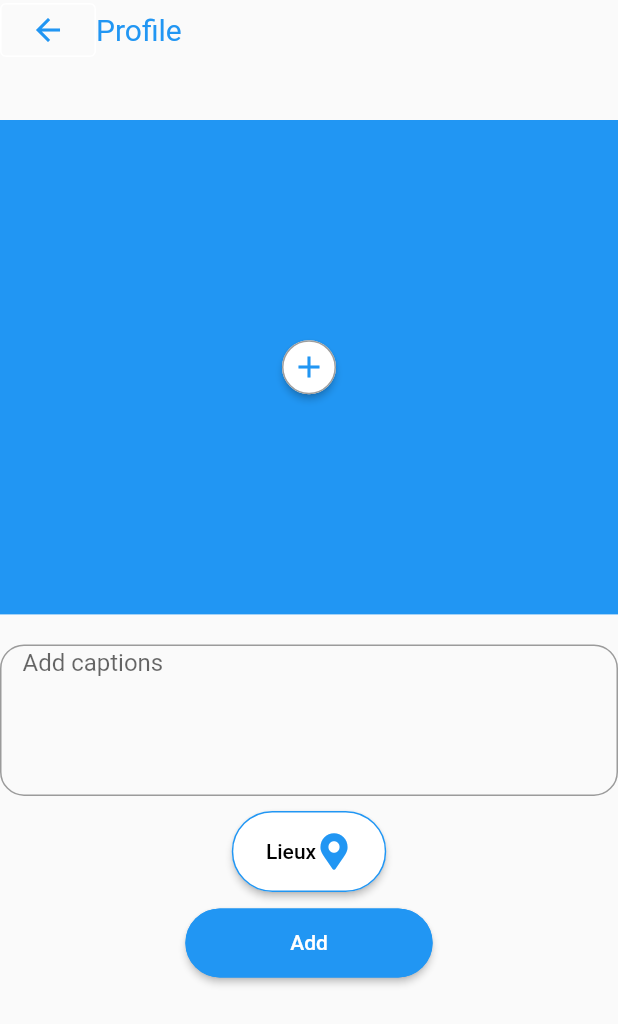
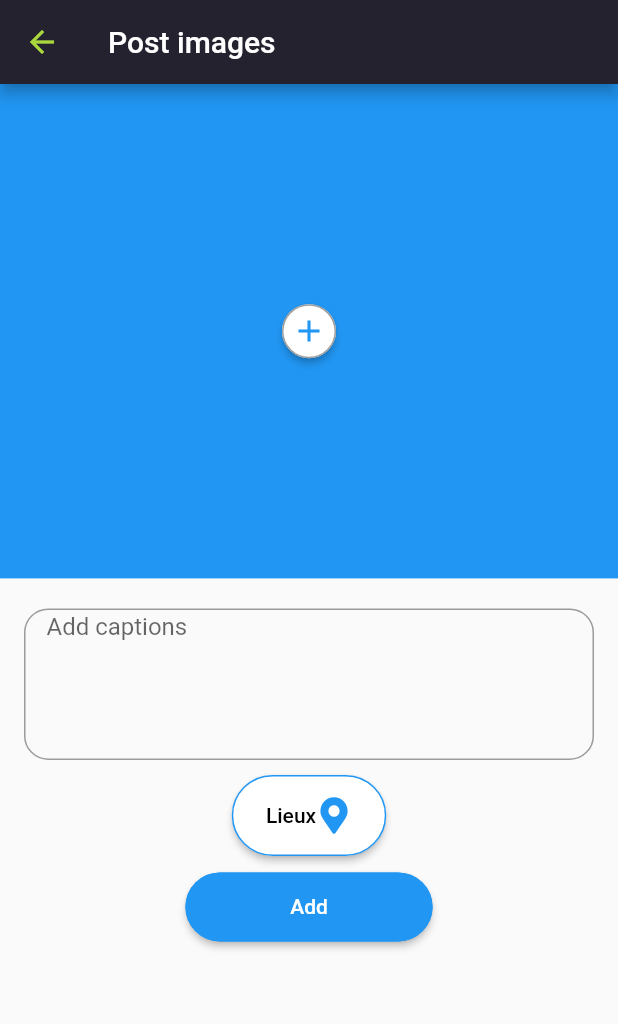
Before and after one commit to mohamedkhrouf/my-camp, a Flutter app: the PostImage screen opened directly, on a phone screen of 412 x 824 dp. Shown: the top 1024 px of the screen. Run offline on Flutter 3.47's test engine with Material 2 defaults, Android fonts, the phone set to English and light mode, and no system bars; our stand-ins replace carousel_slider, cloud_firestore, firebase_auth, firebase_core, firebase_storage, flutter_login and 6 more; missing offline and left inert: email_auth, flutter_facebook_auth; accounts and stored records are empty.

Commit message:
upload image works

```diff
--- a/lib/screens/addEventFormPage/widgets/imageContainer.dart
+++ b/lib/screens/addEventFormPage/widgets/imageContainer.dart
@@ -5,7 +5,7 @@ import 'package:flutter/material.dart';
 
 
 class ImageContainer extends StatefulWidget {
- final String imagePath ;
+ final  imagePath ;
    int index ;
  final void Function(int index) deleteImage;
 
@@ -32,7 +32,7 @@ class _ImageContainer extends State<ImageContainer> {
         image: DecorationImage(
           fit: BoxFit.fitHeight,
 
-          image: NetworkImage(widget.imagePath),
+          image: FileImage(widget.imagePath),
         ),
         borderRadius: BorderRadius.only(
           topLeft: Radius.circular(12.0),
--- a/lib/screens/homePage/widgets/event.dart
+++ b/lib/screens/homePage/widgets/event.dart
@@ -83,7 +83,6 @@ class _EvPageState extends State<EvPage> {
             color: Color.fromRGBO(188, 224, 253, 1),
             padding: EdgeInsets.only(top: 16.0, bottom: 16.0),
             width: MediaQuery.of(context).size.width,
-            margin: EdgeInsets.only(top: 16),
             child: Row(
               children: [
                 Spacer(),
@@ -211,8 +210,8 @@ class _EvPageState extends State<EvPage> {
           ],
         )),
         Container(
-            margin: EdgeInsets.only(left: 10, top: 10,bottom: 16),
-
+            margin: EdgeInsets.only(bottom: 16),
+            padding: EdgeInsets.only(left:10.0 , top: 10.0),
             color: Color.fromRGBO(255, 255, 255, 1),
             width: MediaQuery.of(context).size.width,
             child: Column(
@@ -254,6 +253,7 @@ class _EvPageState extends State<EvPage> {
                     ],
                   ),
                 ),
+                SizedBox(height: 6.0),
                 Text("Event Name: "+widget.yep["name"],style: TextStyle(fontSize: 20),),
                 Container(
                   child: Text(
--- a/lib/screens/postImage/mainScreen/postImage.dart
+++ b/lib/screens/postImage/mainScreen/postImage.dart
@@ -12,37 +12,22 @@ class _PostImageState extends State<PostImage> {
   @override
   Widget build(BuildContext context) {
     return Scaffold(
-        appBar: PreferredSize(
-            preferredSize: const Size.fromHeight(40),
-            child: Container(
-              child: Row(
-                children: [
-                  Container(
-                    child: OutlinedButton(
-                        onPressed: () {
-                          Navigator.pop(context);
-                        },
-                        child: Icon(Icons.arrow_back),
-                        style: ElevatedButton.styleFrom(
-                          side: BorderSide(color: Colors.white),
-                        )),
-                  ),
-                  Container(
-                      child: Text(
-                    "Profile",
-                    style: TextStyle(fontSize: 20, color: Colors.blue),
-                  ))
-                ],
-              ),
-              padding: EdgeInsets.all(0),
-            )),
+        appBar: AppBar(
+          backgroundColor: Color.fromRGBO(36, 34, 47, 1),
+          leading: IconButton(
+            icon:
+            Icon(Icons.arrow_back, color: Color.fromRGBO(170, 215, 62, 1)),
+            onPressed: () => Navigator.of(context).pop(),
+          ),
+          title: Text("Post images"),
+        ),
         body: SingleChildScrollView(
             child: Column(children: [
           Row(
             children: [
               Spacer(),
               Container(
-                margin: EdgeInsets.only(bottom: 20, top:40),
+                margin: EdgeInsets.only(bottom: 20),
                 height: MediaQuery.of(context).size.width * 0.8,
                 width: MediaQuery.of(context).size.width,
                 color: Colors.blue,
@@ -67,7 +52,7 @@ class _PostImageState extends State<PostImage> {
             ],
           ),
           Container(
-            margin: EdgeInsets.only(bottom:10),
+            margin: EdgeInsets.only(bottom:10,right: 16.0 , left: 16.0),
             width: MediaQuery.of(context).size.width,
             child: TextField(
               decoration: const InputDecoration(
```
Also changed, not shown: lib/screens/addEventFormPage/mainScreen/addEventForm.dart (+42 -10 lines), lib/screens/homePage/mainScreen/homePage.dart (+4 -4 lines), lib/screens/taskPage/widgets/task.dart (+5 -2 lines), pubspec.lock.
